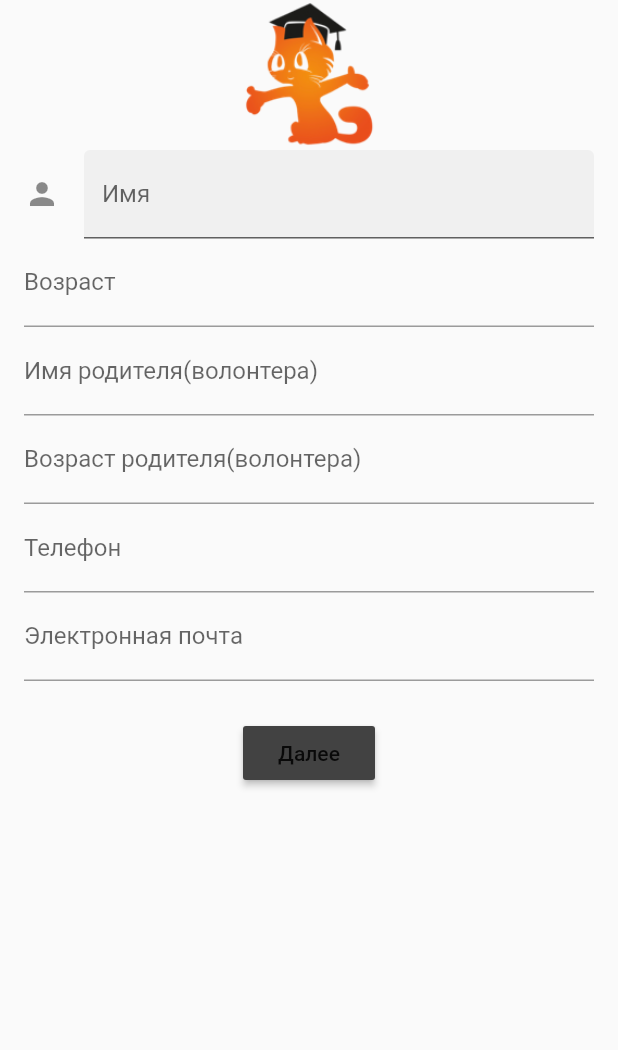
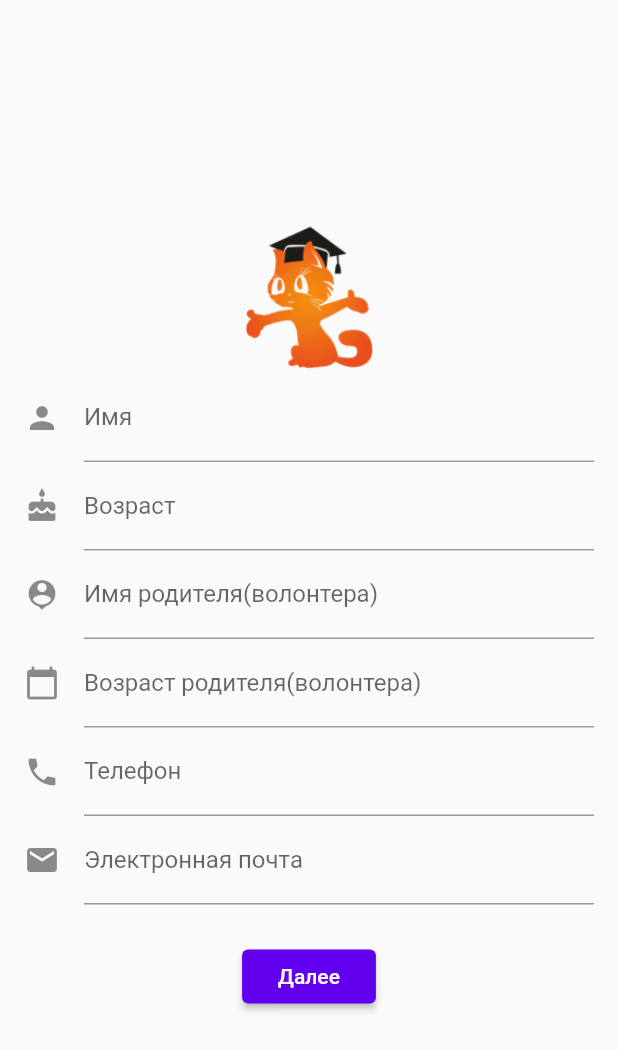
Before and after one commit to Saik0s/LifeAcademy-Flutter, a Flutter app: the screen it shows after launch, on a phone screen of 412 x 824 dp. Shown: the top 1050 px of the screen. Run offline on Flutter 3.47's test engine with Material 2 defaults, Android fonts, the phone set to English and light mode, and no system bars.

Commit message:
Changed profile screen, Added join screen

```diff
--- a/lib/app.dart
+++ b/lib/app.dart
@@ -1,110 +1,14 @@
 import 'package:flutter/material.dart';
 import 'package:life_academy/theme.dart';
-import 'package:life_academy/scenes/home_screen.dart';
+import 'package:life_academy/scenes/profile_screen.dart';
 
 class LifeAcademyApp extends StatelessWidget {
   @override
   Widget build(BuildContext context) {
     return new MaterialApp(
-      title: 'Flutter Demo',
+      title: 'Life Academy',
       theme: LifeAcademyTheme.theme,
-      home: new MyHomePage(header: 'Flutter Demo Home Page'),
+      home: new ProfileScreen(),
     );
   }
 }
-
-class PersonData {
-  String name = '';
-  String age = '';
-  String parentName = '';
-  String parentAge = '';
-  String phone = '';
-  String email = '';
-}
-
-class MyHomePage extends StatefulWidget {
-  MyHomePage({Key key, this.header}) : super(key: key);
-
-  final String header;
-
-  @override
-  _MyHomePageState createState() => new _MyHomePageState();
-}
-
-class _MyHomePageState extends State<MyHomePage> {
-  PersonData person = new PersonData();
-
-  final GlobalKey<FormState> _formKey = new GlobalKey<FormState>();
-
-  _onNext() {
-    final FormState form = _formKey.currentState;
-    form.save();
-    Navigator.of(context).push(new MaterialPageRoute(builder: (_) {
-      return new HomeScreen();
-    }));
-  }
-
-  @override
-  Widget build(BuildContext context) {
-    return new Scaffold(
-      // appBar: new AppBar(
-      //   title: new Text(widget.header),
-      // ),
-      body: new SafeArea(
-        top: false,
-        bottom: false,
-        child: new Form(
-            key: _formKey,
-            child: new SingleChildScrollView(
-              padding: const EdgeInsets.symmetric(horizontal: 16.0),
-              child: new Column(
-                crossAxisAlignment: CrossAxisAlignment.stretch,
-                children: <Widget>[
-                  new Image(
-                      image: new AssetImage('resources/images/logo.png'),
-                      height: 100.0),
-                  new TextFormField(
-                    decoration: const InputDecoration(
-                      border: const UnderlineInputBorder(),
-                      filled: true,
-                      icon: const Icon(Icons.person),
-                      hintText: 'Как тебя зовут?',
-                      labelText: 'Имя',
-                    ),
-                  ),
-                  new TextFormField(
-                    decoration: new InputDecoration(labelText: "Возраст"),
-                  ),
-                  new TextFormField(
-                    decoration: new InputDecoration(
-                        labelText: "Имя родителя(волонтера)"),
-                  ),
-                  new TextFormField(
-                    decoration: new InputDecoration(
-                        labelText: "Возраст родителя(волонтера)"),
-                  ),
-                  new TextFormField(
-                    decoration: new InputDecoration(labelText: "Телефон"),
-                  ),
-                  new TextFormField(
-                    decoration:
-                        new InputDecoration(labelText: "Электронная почта"),
-                    keyboardType: TextInputType.emailAddress,
-                    onSaved: (String value) {
-                      person.email = value;
-                    },
-                  ),
-                  const SizedBox(height: 24.0),
-                  new Center(
-                    child: new RaisedButton(
-                      child: new Text('Далее'),
-                      onPressed: _onNext,
-                    ),
-                  ),
-                ],
-              ),
-            )),
-      ),
-    );
-  }
-}
--- /dev/null
+++ b/lib/data/person_data.dart
@@ -0,0 +1,8 @@
+class PersonData {
+  String name = '';
+  String age = '';
+  String parentName = '';
+  String parentAge = '';
+  String phone = '';
+  String email = '';
+}
--- a/lib/scenes/join_screen.dart
+++ b/lib/scenes/join_screen.dart
@@ -6,8 +6,47 @@ class JoinScreen extends StatefulWidget {
 }
 
 class _JoinScreenState extends State<JoinScreen> {
+  final GlobalKey<FormState> _formKey = new GlobalKey<FormState>();
+
+  _onSubmit(BuildContext context) {}
+
   @override
   Widget build(BuildContext context) {
-    return new Container();
+    return new Scaffold(
+      appBar: AppBar(
+        title: new Text('Подключение к игре'),
+      ),
+      body: new Center(
+        child: new Form(
+          key: _formKey,
+          child: new SingleChildScrollView(
+            padding: const EdgeInsets.symmetric(horizontal: 16.0),
+            child: new Column(
+              crossAxisAlignment: CrossAxisAlignment.stretch,
+              children: <Widget>[
+                new TextFormField(
+                  decoration: const InputDecoration(
+                    icon: const Icon(Icons.vpn_key),
+                    hintText: 'Какой код доступа к игре?',
+                    labelText: 'Код доступа',
+                  ),
+                  keyboardType: TextInputType.emailAddress,
+                  onSaved: (String value) {
+                    // person.email = value;
+                  },
+                ),
+                const SizedBox(height: 24.0),
+                new Center(
+                  child: new RaisedButton(
+                    child: new Text('Далее'),
+                    onPressed: () => _onSubmit(context),
+                  ),
+                ),
+              ],
+            ),
+          ),
+        ),
+      ),
+    );
   }
 }
--- /dev/null
+++ b/lib/scenes/profile_screen.dart
@@ -0,0 +1,122 @@
+import 'package:flutter/material.dart';
+import 'package:life_academy/scenes/join_screen.dart';
+import 'package:life_academy/data/person_data.dart';
+
+class ProfileScreen extends StatefulWidget {
+  ProfileScreen({Key key}) : super(key: key);
+
+  @override
+  _ProfileScreenState createState() => new _ProfileScreenState();
+}
+
+class _ProfileScreenState extends State<ProfileScreen> {
+  PersonData person = new PersonData();
+
+  final GlobalKey<FormState> _formKey = new GlobalKey<FormState>();
+
+  _onNext(BuildContext context) {
+    final FormState form = _formKey.currentState;
+    form.save();
+    Navigator.of(context).push(new MaterialPageRoute(builder: (_) {
+      return new JoinScreen();
+    }));
+  }
+
+  @override
+  Widget build(BuildContext context) {
+    return new Scaffold(
+      // appBar: new AppBar(
+      //   title: new Text(widget.header),
+      // ),
+      body: new Center(
+        child: new Form(
+          key: _formKey,
+          child: new SingleChildScrollView(
+            padding: const EdgeInsets.symmetric(horizontal: 16.0),
+            child: new Column(
+              crossAxisAlignment: CrossAxisAlignment.stretch,
+              children: <Widget>[
+                new Image(
+                    image: new AssetImage('resources/images/logo.png'),
+                    height: 100.0),
+                new TextFormField(
+                  decoration: const InputDecoration(
+                    icon: const Icon(Icons.person),
+                    hintText: 'Как тебя зовут?',
+                    labelText: 'Имя',
+                  ),
+                  keyboardType: TextInputType.text,
+                  onSaved: (String value) {
+                    person.name = value;
+                  },
+                ),
+                new TextFormField(
+                  decoration: const InputDecoration(
+                    icon: const Icon(Icons.cake),
+                    hintText: 'Сколько тебе лет?',
+                    labelText: 'Возраст',
+                  ),
+                  keyboardType: TextInputType.number,
+                  onSaved: (String value) {
+                    person.age = value;
+                  },
+                ),
+                new TextFormField(
+                  decoration: const InputDecoration(
+                    icon: const Icon(Icons.person_pin),
+                    hintText: 'Как зовут твоего родителя(волонтера)',
+                    labelText: 'Имя родителя(волонтера)',
+                  ),
+                  keyboardType: TextInputType.text,
+                  onSaved: (String value) {
+                    person.parentName = value;
+                  },
+                ),
+                new TextFormField(
+                  decoration: const InputDecoration(
+                    icon: const Icon(Icons.calendar_today),
+                    hintText: 'Сколько лет родителю(волонтеру)?',
+                    labelText: 'Возраст родителя(волонтера)',
+                  ),
+                  keyboardType: TextInputType.number,
+                  onSaved: (String value) {
+                    person.parentAge = value;
+                  },
+                ),
+                new TextFormField(
+                  decoration: const InputDecoration(
+                    icon: const Icon(Icons.phone),
+                    hintText: 'Какой твой номер телефона?',
+                    labelText: 'Телефон',
+                  ),
+                  keyboardType: TextInputType.phone,
+                  onSaved: (String value) {
+                    person.phone = value;
+                  },
+                ),
+                new TextFormField(
+                  decoration: const InputDecoration(
+                    icon: const Icon(Icons.email),
+                    hintText: 'Какой твой адрес электронной почты?',
+                    labelText: 'Электронная почта',
+                  ),
+                  keyboardType: TextInputType.emailAddress,
+                  onSaved: (String value) {
+                    person.email = value;
+                  },
+                ),
+                const SizedBox(height: 24.0),
+                new Center(
+                  child: new RaisedButton(
+                    child: new Text('Далее'),
+                    onPressed: () => _onNext(context),
+                  ),
+                ),
+              ],
+            ),
+          ),
+        ),
+      ),
+    );
+  }
+}
--- a/lib/theme.dart
+++ b/lib/theme.dart
@@ -1,18 +1,31 @@
 import 'package:flutter/material.dart';
+
+const int _kPurplePrimaryValue = 0xFF6200EE;
+const MaterialColor _kPurpleSwatch =
+    const MaterialColor(_kPurplePrimaryValue, const <int, Color>{
+  50: const Color(0xFFF2E7FE),
+  100: const Color(0xFFD7B7FD),
+  200: const Color(0xFFBB86FC),
+  300: const Color(0xFF9E55FC),
+  400: const Color(0xFF7F22FD),
+  500: const Color(_kPurplePrimaryValue),
+  700: const Color(0xFF3700B3),
+  800: const Color(0xFF270096),
+  900: const Color(0xFF190078),
+});
 
 class LifeAcademyTheme {
   static get theme {
-    final originalTextTheme = new ThemeData.dark().textTheme;
-    final originalBody1 = originalTextTheme.body1;
-
-    return new ThemeData.light().copyWith(
-        primaryColor: Colors.grey[800],
-        accentColor: Colors.cyan[300],
-        buttonColor: Colors.grey[800],
-        textSelectionColor: Colors.cyan[100],
-        backgroundColor: Colors.grey[800],
-        textTheme: originalTextTheme.copyWith(
-            body1:
-                originalBody1.copyWith(decorationColor: Colors.transparent)));
+    return new ThemeData(
+      brightness: Brightness.light,
+      primarySwatch: _kPurpleSwatch,
+      buttonColor: _kPurpleSwatch[500],
+      splashColor: Colors.white24,
+      splashFactory: InkRipple.splashFactory,
+      errorColor: const Color(0xFFFF1744),
+      buttonTheme: const ButtonThemeData(
+        textTheme: ButtonTextTheme.primary,
+      ),
+    );
   }
 }
```
